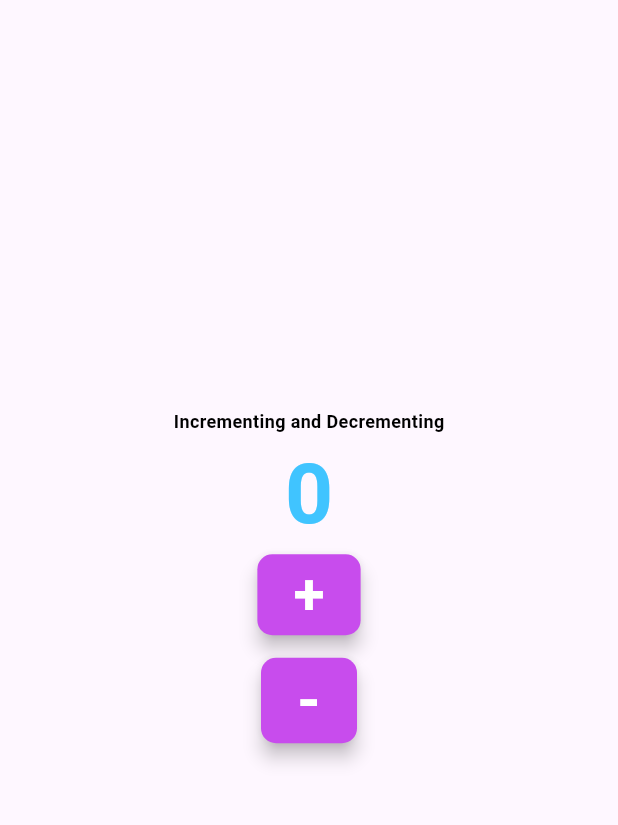
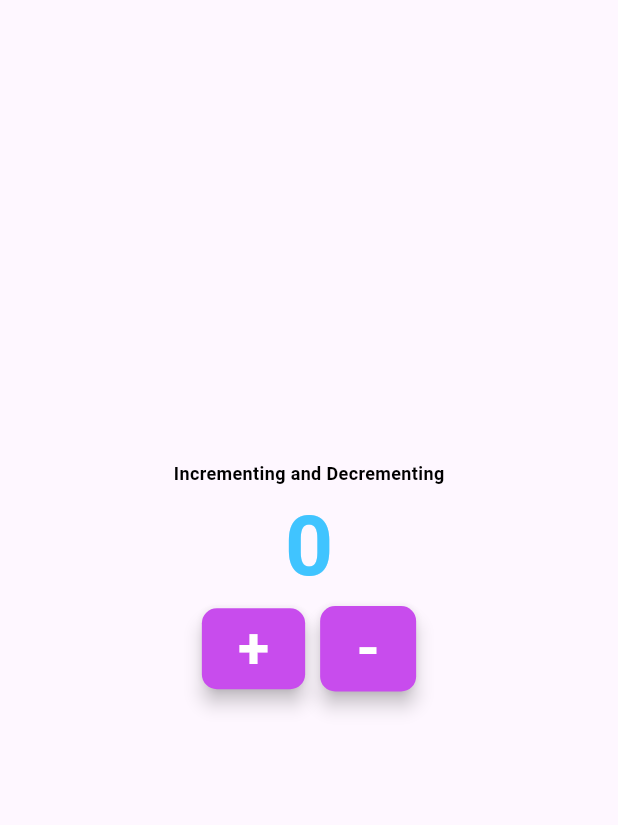
Before and after one commit to vedantvisoliya/Counter-App, a Flutter app: the screen it shows after launch, on a phone screen of 412 x 824 dp, the part 84-909 px from its top. Run offline on Flutter 3.47's test engine with Material 3 defaults, Android fonts, the phone set to English and light mode, and no system bars; Roboto replaces fonts that are missing (poppins).

Commit message:
button arranged in same row

```diff
--- a/lib/counter_app_material_page.dart
+++ b/lib/counter_app_material_page.dart
@@ -45,9 +45,12 @@ class _CounterAppMaterialPageState extends State<CounterAppMaterialPage>{
                 fontWeight: FontWeight.bold,
               ),
             ),
+            Row(
+              mainAxisAlignment: MainAxisAlignment.center,
+              // margin: EdgeInsets.only(right: 200),
+              children: [
                 Container(
-              // margin: EdgeInsets.only(right: 200),
-              padding: EdgeInsets.only(bottom: 15),
+                  padding: EdgeInsets.only(right: 5),
                   child: ElevatedButton(
                   onPressed: (){
                     setState(() {
@@ -69,7 +72,9 @@ class _CounterAppMaterialPageState extends State<CounterAppMaterialPage>{
                   ),
                                 ),
                 ),
-            ElevatedButton(
+              Container(
+                padding: EdgeInsets.only(left: 5),
+                child: ElevatedButton(
                   onPressed: (){
                     setState(() {
                       counterVariable -= 1;
@@ -89,6 +94,9 @@ class _CounterAppMaterialPageState extends State<CounterAppMaterialPage>{
                     ),
                   ),
                 ),
+              ),
+              ],
+            ),
           ],
         ),
       ),
```
Lines whose indentation alone changed are shown as unchanged.
